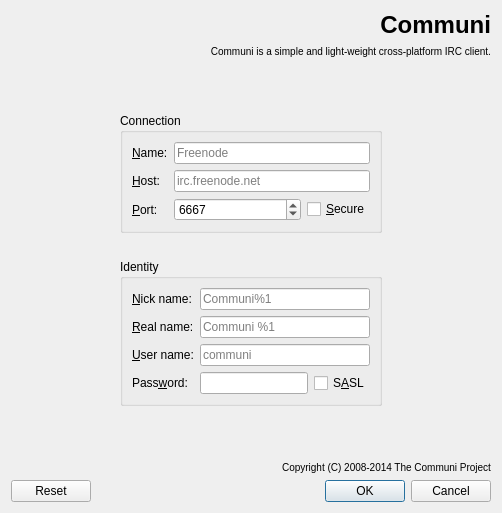
Qt form src/app/connectpage.ui (communi/communi-desktop) before a commit.
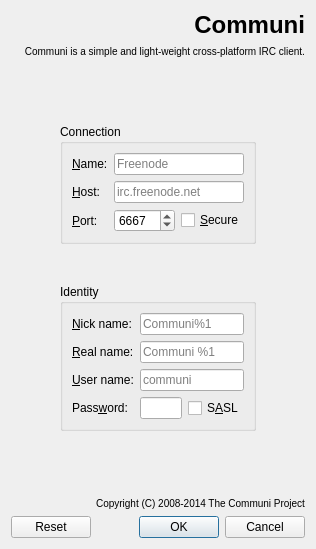
The same form after that commit. Icons and pictures are not drawn.

Commit message: Revise connect page

```diff
--- a/src/app/connectpage.ui
+++ b/src/app/connectpage.ui
@@ -4,15 +4,15 @@
  <widget class="QWidget" name="ConnectPage">
   <layout class="QVBoxLayout" name="verticalLayout">
    <item>
-    <layout class="QHBoxLayout" name="horizontalLayout_2">
-     <item>
+    <layout class="QGridLayout" name="gridLayout_2">
+     <item row="0" column="0">
       <widget class="QLabel" name="iconLabel">
        <property name="pixmap">
         <pixmap resource="../../resources/communi.qrc">:/icons/64x64/communi.png</pixmap>
        </property>
       </widget>
      </item>
-     <item>
+     <item row="0" column="1">
       <widget class="QLabel" name="titleLabel">
        <property name="sizePolicy">
         <sizepolicy hsizetype="MinimumExpanding" vsizetype="Preferred">
@@ -28,40 +28,71 @@
        </property>
       </widget>
      </item>
+     <item row="1" column="1">
+      <widget class="QLabel" name="sloganLabel">
+       <property name="text">
+        <string>&lt;small&gt;Communi is a simple and light-weight cross-platform IRC client.&lt;/small&gt;</string>
+       </property>
+       <property name="alignment">
+        <set>Qt::AlignRight|Qt::AlignTop|Qt::AlignTrailing</set>
+       </property>
+      </widget>
+     </item>
     </layout>
    </item>
    <item>
-    <widget class="QLabel" name="sloganLabel">
-     <property name="text">
-      <string>&lt;small&gt;Communi is a simple and light-weight cross-platform IRC client.&lt;/small&gt;</string>
+    <widget class="QWidget" name="container" native="true">
+     <property name="sizePolicy">
+      <sizepolicy hsizetype="Preferred" vsizetype="Expanding">
+       <horstretch>0</horstretch>
+       <verstretch>0</verstretch>
+      </sizepolicy>
      </property>
-     <property name="alignment">
-      <set>Qt::AlignRight|Qt::AlignTop|Qt::AlignTrailing</set>
-     </property>
-    </widget>
-   </item>
-   <item>
-    <widget class="QWidget" name="widget" native="true">
      <layout class="QGridLayout" name="gridLayout">
+      <property name="topMargin">
+       <number>40</number>
+      </property>
+      <property name="bottomMargin">
+       <number>40</number>
+      </property>
+      <property name="verticalSpacing">
+       <number>40</number>
+      </property>
       <item row="0" column="1">
-       <spacer name="verticalSpacer_2">
+       <spacer name="topSpacer">
         <property name="orientation">
          <enum>Qt::Vertical</enum>
         </property>
         <property name="sizeHint" stdset="0">
          <size>
           <width>20</width>
-          <height>40</height>
+          <height>20</height>
          </size>
         </property>
        </spacer>
       </item>
+      <item row="1" column="0">
+       <widget class="QWidget" name="leftSpacer" native="true">
+        <property name="sizePolicy">
+         <sizepolicy hsizetype="Expanding" vsizetype="Preferred">
+          <horstretch>1</horstretch>
+          <verstretch>0</verstretch>
+         </sizepolicy>
+        </property>
+       </widget>
+      </item>
       <item row="1" column="1">
        <widget class="QGroupBox" name="connectionBox">
+        <property name="sizePolicy">
+         <sizepolicy hsizetype="MinimumExpanding" vsizetype="Preferred">
+          <horstretch>2</horstretch>
+          <verstretch>0</verstretch>
+         </sizepolicy>
+        </property>
         <property name="title">
          <string>Connection</string>
         </property>
-        <layout class="QFormLayout" name="formLayout">
+        <layout class="QFormLayout" name="connectionLayout">
          <property name="fieldGrowthPolicy">
           <enum>QFormLayout::AllNonFixedFieldsGrow</enum>
          </property>
@@ -113,7 +144,7 @@
           </widget>
          </item>
          <item row="2" column="1">
-          <layout class="QHBoxLayout" name="horizontalLayout">
+          <layout class="QHBoxLayout" name="portLayout">
            <item>
             <widget class="QSpinBox" name="portField">
              <property name="sizePolicy">
@@ -134,7 +165,7 @@
             </widget>
            </item>
            <item>
-            <widget class="QCheckBox" name="secureField">
+            <widget class="QCheckBox" name="secureBox">
              <property name="text">
               <string>&amp;Secure</string>
              </property>
@@ -145,44 +176,22 @@
         </layout>
        </widget>
       </item>
-      <item row="2" column="0">
-       <spacer name="horizontalSpacer_2">
-        <property name="orientation">
-         <enum>Qt::Horizontal</enum>
+      <item row="1" column="2">
+       <widget class="QWidget" name="rightSpacer" native="true">
+        <property name="sizePolicy">
+         <sizepolicy hsizetype="Expanding" vsizetype="Preferred">
+          <horstretch>1</horstretch>
+          <verstretch>0</verstretch>
+         </sizepolicy>
         </property>
-        <property name="sizeType">
-         <enum>QSizePolicy::Preferred</enum>
-        </property>
-        <property name="sizeHint" stdset="0">
-         <size>
-          <width>100</width>
-          <height>20</height>
-         </size>
-        </property>
-       </spacer>
+       </widget>
       </item>
-      <item row="2" column="2">
-       <spacer name="horizontalSpacer">
-        <property name="orientation">
-         <enum>Qt::Horizontal</enum>
-        </property>
-        <property name="sizeType">
-         <enum>QSizePolicy::Preferred</enum>
-        </property>
-        <property name="sizeHint" stdset="0">
-         <size>
-          <width>100</width>
-          <height>20</height>
-         </size>
-        </property>
-       </spacer>
-      </item>
-      <item row="3" column="1">
-       <widget class="QGroupBox" name="groupBox">
+      <item row="2" column="1">
+       <widget class="QGroupBox" name="identityBox">
         <property name="title">
          <string>Identity</string>
         </property>
-        <layout class="QFormLayout" name="formLayout_2">
+        <layout class="QFormLayout" name="identityLayout">
          <property name="fieldGrowthPolicy">
           <enum>QFormLayout::AllNonFixedFieldsGrow</enum>
          </property>
@@ -248,7 +257,7 @@
           </widget>
          </item>
          <item row="3" column="1">
-          <layout class="QHBoxLayout" name="horizontalLayout_3">
+          <layout class="QHBoxLayout" name="passwordLayout">
            <item>
             <widget class="QLineEdit" name="passwordField">
              <property name="echoMode">
@@ -268,15 +277,15 @@
         </layout>
        </widget>
       </item>
-      <item row="4" column="1">
-       <spacer name="verticalSpacer">
+      <item row="3" column="1">
+       <spacer name="bottomSpacer">
         <property name="orientation">
          <enum>Qt::Vertical</enum>
         </property>
         <property name="sizeHint" stdset="0">
          <size>
           <width>20</width>
-          <height>40</height>
+          <height>20</height>
          </size>
         </property>
        </spacer>
@@ -304,7 +313,7 @@
   </layout>
   <zorder>sloganLabel</zorder>
   <zorder>buttonBox</zorder>
-  <zorder>widget</zorder>
+  <zorder>container</zorder>
   <zorder>copyrightLabel</zorder>
  </widget>
  <tabstops>
```
Left out of the diff: 2 changed lines with no effect on the pictures. The commit also changes 2 other files.
